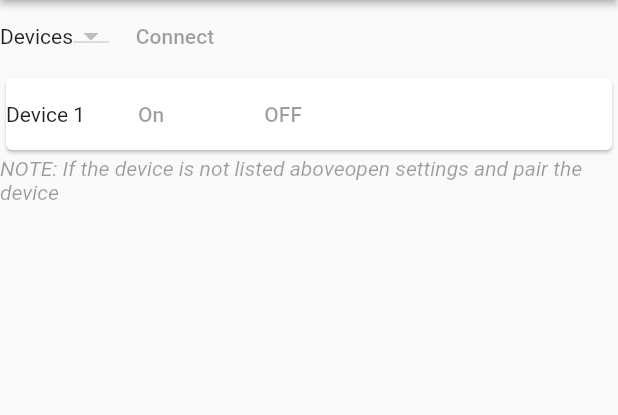
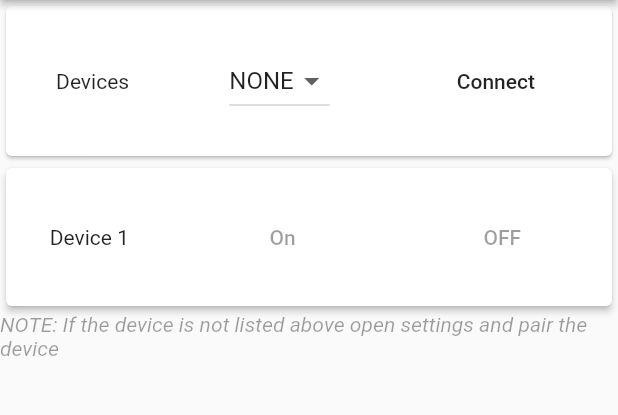
Before and after one commit to divyanshukrtiwari/arduino-bluetooth-controller, a Flutter app: the screen it shows after launch, on a phone screen of 412 x 824 dp, the part 84-499 px from its top. Run offline on Flutter 3.47's test engine with Material 2 defaults, Android fonts, the phone set to English and light mode, and no system bars; our stand-ins replace flutter_bluetooth_serial.

Commit message:
minor changes

```diff
--- a/lib/main.dart
+++ b/lib/main.dart
@@ -142,6 +142,7 @@ class _HomeState extends State<Home> {
     }
 
     return Scaffold(
+      key: _key,
       appBar: AppBar(
         title: Text("Arduino Controller"),
         elevation: 2,
@@ -149,39 +150,46 @@ class _HomeState extends State<Home> {
       body: SingleChildScrollView(
         child: Column(
           children: <Widget>[
-            Container(
+            Card(
+              elevation: 1,
+              child: SizedBox(
+                height: 100,
                 child: Row(
+                  mainAxisAlignment: MainAxisAlignment.spaceAround,
                   children: <Widget>[
                     Text('Devices'),
                     DropdownButton(
-                    items: null, //to be added _getDeviceList()
+                      items: _getDeviceList(),
                       onChanged: (val) => setState(() => _device = val),
                       value: _device,
                     ),
                     FlatButton(
                       onPressed:
-                        null, //_pressed ? null : _connected ? _disconnect : _connect,
+                          _pressed ? null : _connected ? _disconnect : _connect,
                       child: Text(_connected ? 'Disconnect' : 'Connect'),
                     )
                   ],
                 ),
               ),
-            Card(
-              elevation: 1,
+            ),
+            SizedBox(
+              height: 100,
+              child: Card(
+                elevation: 2,
                 child: Row(
+                  mainAxisAlignment: MainAxisAlignment.spaceAround,
                   children: <Widget>[
                     Text('Device 1'),
                     FlatButton(
-                    onPressed:
-                        null, //_connected ? _sendOnMessageToBluetooth : null,
+                      onPressed: _connected ? _sendOnMessageToBluetooth : null,
                       child: Text('On'),
                     ),
                     FlatButton(
-                    onPressed:
-                        null, //_connected ? _sendOffMessageToBluetooth : null,
+                      onPressed: _connected ? _sendOffMessageToBluetooth : null,
                       child: Text("OFF"),
                     ),
                   ],
+                ),
               ),
             ),
             Container(
@@ -189,7 +197,7 @@ class _HomeState extends State<Home> {
               child: Column(
                 children: <Widget>[
                   Text(
-                    'NOTE: If the device is not listed above'
+                    'NOTE: If the device is not listed above '
                     'open settings and pair the device',
                     style: TextStyle(
                       fontStyle: FontStyle.italic,
--- a/pubspec.yaml
+++ b/pubspec.yaml
@@ -26,7 +26,7 @@ dependencies:
   # The following adds the Cupertino Icons font to your application.
   # Use with the CupertinoIcons class for iOS style icons.
   cupertino_icons: ^0.1.3
-  flutter_bluetooth_serial: ^0.0.4
+  flutter_bluetooth_serial: ^0.2.2
 
 dev_dependencies:
   flutter_test:
```
Also changed, not shown: pubspec.lock, 1 other file. Lines whose indentation alone changed are shown as unchanged.
